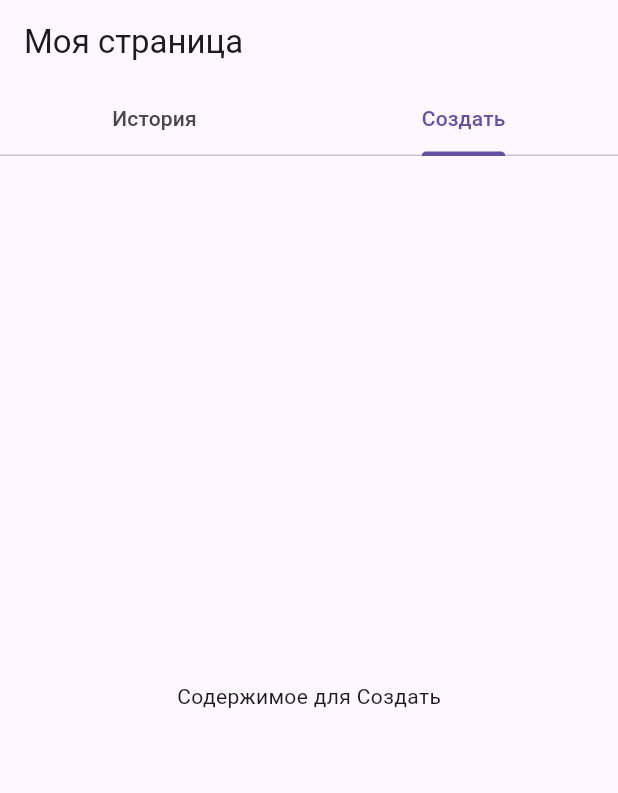
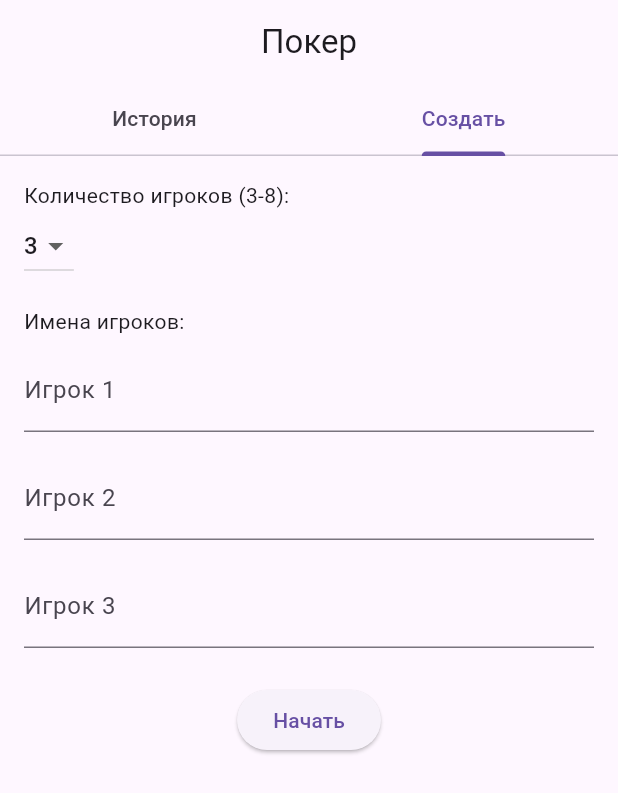
Before and after one commit to schism78/poker-app, a Flutter app: the screen it shows after launch, tab 2 chosen, on a phone screen of 412 x 824 dp. Shown: the top 793 px of the screen. Run offline on Flutter 3.47's test engine with Material 3 defaults, Android fonts, the phone set to English and light mode, and no system bars.

Commit message:
feat: add Dropdown and TextFields for players information at page 'home'

```diff
--- a/lib/pages/home.dart
+++ b/lib/pages/home.dart
@@ -7,19 +7,34 @@ class Home extends StatefulWidget {
 
 class _HomeState extends State<Home> with SingleTickerProviderStateMixin {
   late TabController _tabController;
+  int _numberOfPlayers = 3;
+  late List<TextEditingController> _controllers;
 
   @override
   void initState() {
     super.initState();
     _tabController = TabController(length: 2, vsync: this);
     _tabController.index = 0;
+    _controllers =
+        List.generate(_numberOfPlayers, (index) => TextEditingController());
+  }
+
+  bool _checkIfAllFieldsAreFilled() {
+    for (TextEditingController controller in _controllers) {
+      if (controller.text.isEmpty) {
+        return false;
+      }
+    }
+    return true;
   }
 
   @override
   Widget build(BuildContext context) {
     return Scaffold(
       appBar: AppBar(
-        title: Text('Моя страница'),
+        title: Center(
+          child: Text('Покер'),
+        ),
         bottom: TabBar(
           controller: _tabController,
           tabs: [
@@ -34,8 +49,66 @@ class _HomeState extends State<Home> with SingleTickerProviderStateMixin {
           Center(
             child: Text('Содержимое для Истории'),
           ),
-          Center(
-            child: Text('Содержимое для Создать'),
+          ListView(
+            children: [
+              Padding(
+                padding: EdgeInsets.all(16.0),
+                child: Column(
+                  crossAxisAlignment: CrossAxisAlignment.start,
+                  children: [
+                    Text('Количество игроков (3-8):'),
+                    DropdownButton<int>(
+                      value: _numberOfPlayers,
+                      items: List.generate(8 - 3 + 1, (index) => index + 3)
+                          .map((value) => DropdownMenuItem<int>(
+                                value: value,
+                                child: Text(value.toString()),
+                              ))
+                          .toList(),
+                      onChanged: (value) {
+                        setState(() {
+                          _numberOfPlayers = value!;
+                          _controllers = List.generate(_numberOfPlayers,
+                              (index) => TextEditingController());
+                        });
+                      },
+                    ),
+                    SizedBox(height: 16.0),
+                    Text('Имена игроков:'),
+                    Column(
+                      children: List.generate(_numberOfPlayers, (index) {
+                        return Padding(
+                          padding: EdgeInsets.symmetric(vertical: 8.0),
+                          child: TextField(
+                            controller: _controllers[index],
+                            decoration: InputDecoration(
+                              labelText: 'Игрок ${index + 1}',
+                            ),
+                          ),
+                        );
+                      }),
+                    ),
+                    SizedBox(height: 16.0),
+                    Center(
+                      child: ElevatedButton(
+                        onPressed: () {
+                          if (_checkIfAllFieldsAreFilled()) {
+                            // Обработка, если все поля заполнены
+                          } else {
+                            ScaffoldMessenger.of(context).showSnackBar(
+                              SnackBar(
+                                content: Text('Заполните все поля!'),
+                              ),
+                            );
+                          }
+                        },
+                        child: Text('Начать'),
+                      ),
+                    )
+                  ],
+                ),
+              ),
+            ],
           ),
         ],
       ),
```
